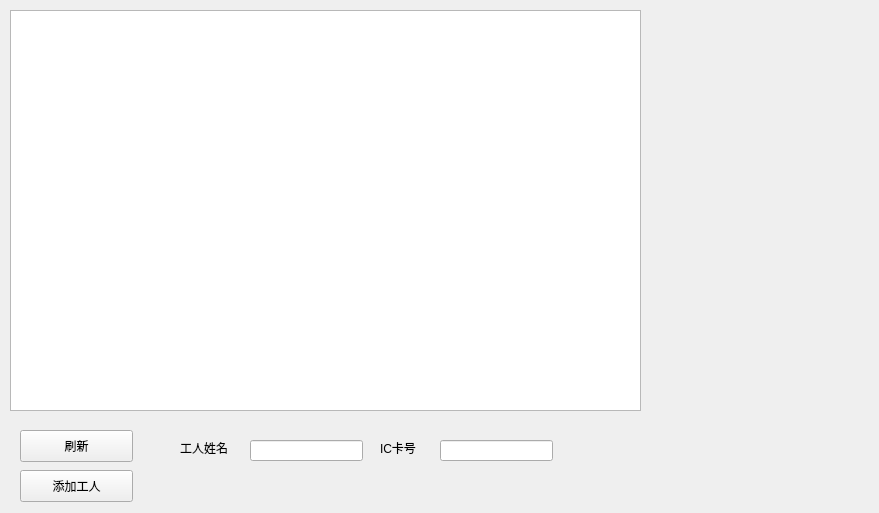
wangkeyi203/lengku, file worker_list.ui: the form before one commit.
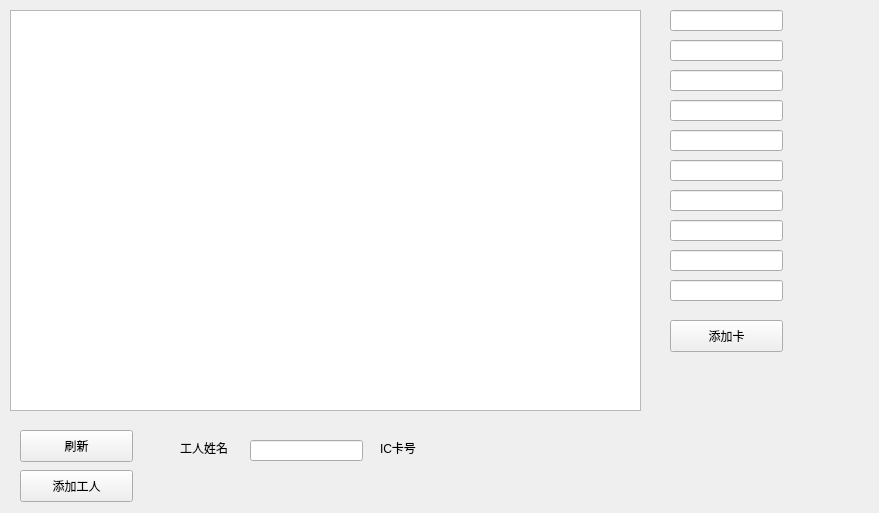
The form after the commit.

Patch:
```diff
--- a/worker_list.ui
+++ b/worker_list.ui
@@ -49,8 +49,8 @@
   <widget class="QLineEdit" name="card_num">
    <property name="geometry">
     <rect>
-     <x>440</x>
-     <y>440</y>
+     <x>670</x>
+     <y>10</y>
      <width>113</width>
      <height>21</height>
     </rect>
@@ -95,6 +95,109 @@
     <string>添加工人</string>
    </property>
   </widget>
+  <widget class="QLineEdit" name="card_num_2">
+   <property name="geometry">
+    <rect>
+     <x>670</x>
+     <y>40</y>
+     <width>113</width>
+     <height>21</height>
+    </rect>
+   </property>
+  </widget>
+  <widget class="QLineEdit" name="card_num_3">
+   <property name="geometry">
+    <rect>
+     <x>670</x>
+     <y>70</y>
+     <width>113</width>
+     <height>21</height>
+    </rect>
+   </property>
+  </widget>
+  <widget class="QLineEdit" name="card_num_4">
+   <property name="geometry">
+    <rect>
+     <x>670</x>
+     <y>100</y>
+     <width>113</width>
+     <height>21</height>
+    </rect>
+   </property>
+  </widget>
+  <widget class="QLineEdit" name="card_num_5">
+   <property name="geometry">
+    <rect>
+     <x>670</x>
+     <y>130</y>
+     <width>113</width>
+     <height>21</height>
+    </rect>
+   </property>
+  </widget>
+  <widget class="QLineEdit" name="card_num_6">
+   <property name="geometry">
+    <rect>
+     <x>670</x>
+     <y>160</y>
+     <width>113</width>
+     <height>21</height>
+    </rect>
+   </property>
+  </widget>
+  <widget class="QLineEdit" name="card_num_7">
+   <property name="geometry">
+    <rect>
+     <x>670</x>
+     <y>190</y>
+     <width>113</width>
+     <height>21</height>
+    </rect>
+   </property>
+  </widget>
+  <widget class="QLineEdit" name="card_num_8">
+   <property name="geometry">
+    <rect>
+     <x>670</x>
+     <y>220</y>
+     <width>113</width>
+     <height>21</height>
+    </rect>
+   </property>
+  </widget>
+  <widget class="QLineEdit" name="card_num_9">
+   <property name="geometry">
+    <rect>
+     <x>670</x>
+     <y>250</y>
+     <width>113</width>
+     <height>21</height>
+    </rect>
+   </property>
+  </widget>
+  <widget class="QLineEdit" name="card_num_10">
+   <property name="geometry">
+    <rect>
+     <x>670</x>
+     <y>280</y>
+     <width>113</width>
+     <height>21</height>
+    </rect>
+   </property>
+  </widget>
+  <widget class="QPushButton" name="add_card">
+   <property name="geometry">
+    <rect>
+     <x>670</x>
+     <y>320</y>
+     <width>113</width>
+     <height>32</height>
+    </rect>
+   </property>
+   <property name="text">
+    <string>添加卡</string>
+   </property>
+  </widget>
  </widget>
  <resources/>
  <connections/>
```
Left out of the diff: 2 changed lines with no effect on the pictures.
